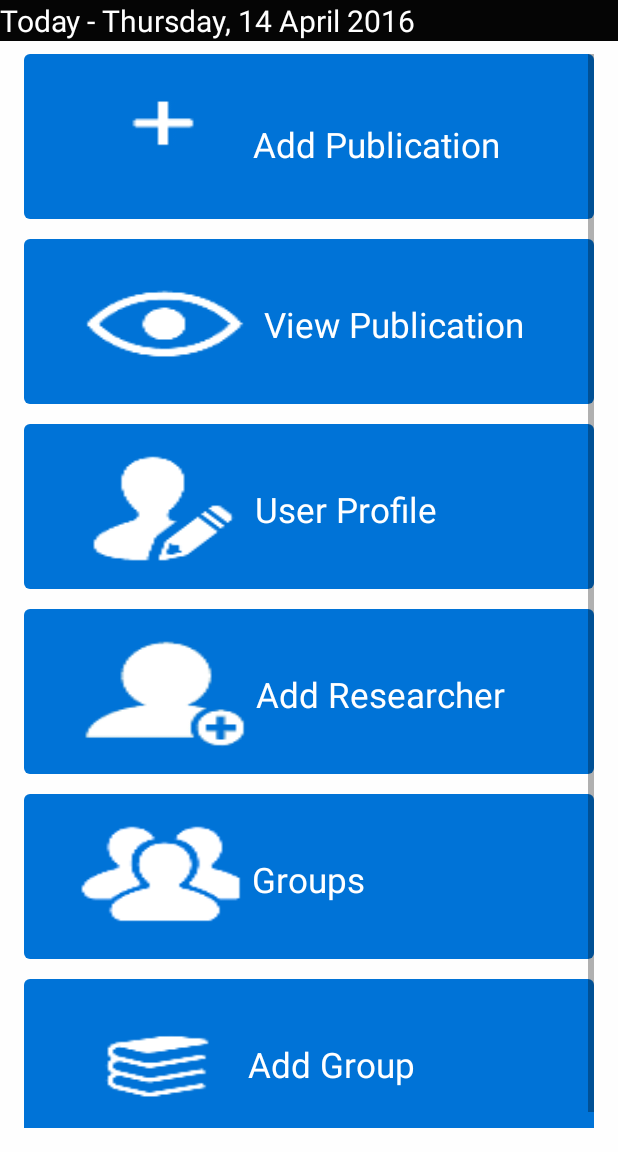
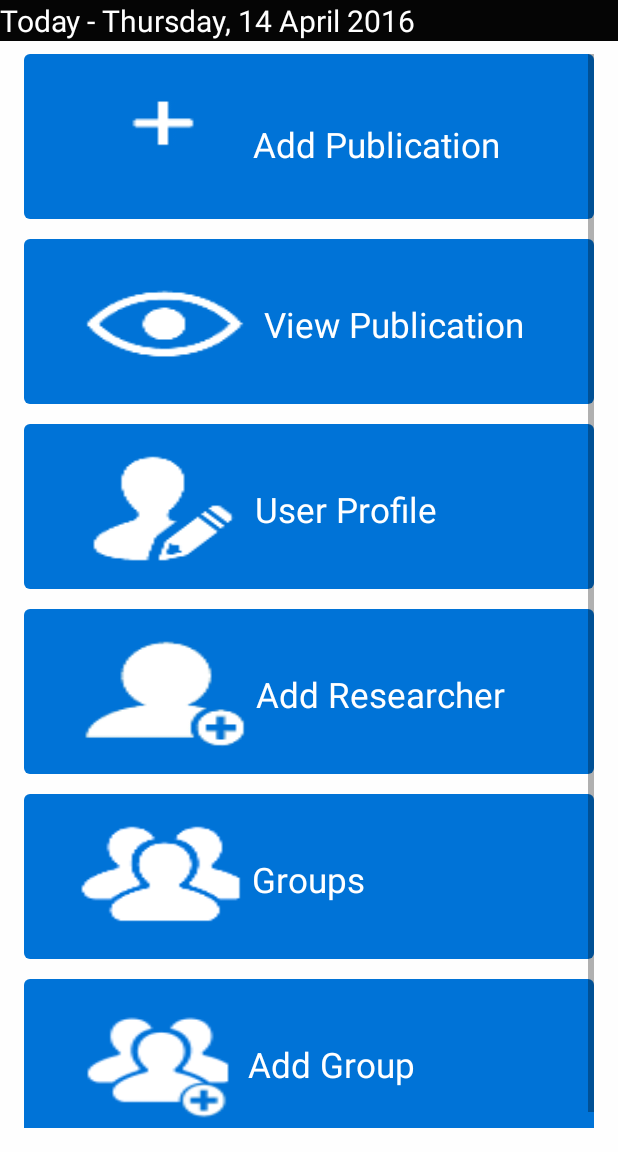
Before and after one commit to andrewbroekman/alpha_android, an Android app: the screen it shows after launch (MainActivity), after a tap on "LOGIN", on a phone screen of 412 x 824 dp, the part 84-1236 px from its top. Run offline under Robolectric (Android 15) with nearby library versions, the phone set to English and light mode, and no system bars.

Commit message:
changed the image for add group

```diff
--- a/app/src/main/res/layout/activity_main_index_admin.xml
+++ b/app/src/main/res/layout/activity_main_index_admin.xml
@@ -476,7 +476,7 @@
                                 android:layout_width="120dp"
                                 android:layout_height="90dp"
                                 android:id="@+id/imageView7"
-                                android:background="@mipmap/ic_publication_types"
+                                android:background="@mipmap/ic_add_group"
                                 android:layout_alignBottom="@+id/imageButton4"
                                 android:layout_alignParentLeft="true"
                                 android:layout_alignParentStart="true"
```
Also changed, not shown: app/src/main/ic_add_group-web.png (added), app/src/main/res/mipmap-hdpi/ic_add_group.png (added), app/src/main/res/mipmap-mdpi/ic_add_group.png (added), app/src/main/res/mipmap-xhdpi/ic_add_group.png (added), app/src/main/res/mipmap-xxhdpi/ic_add_group.png (added), app/src/main/res/mipmap-xxxhdpi/ic_add_group.png (added).
